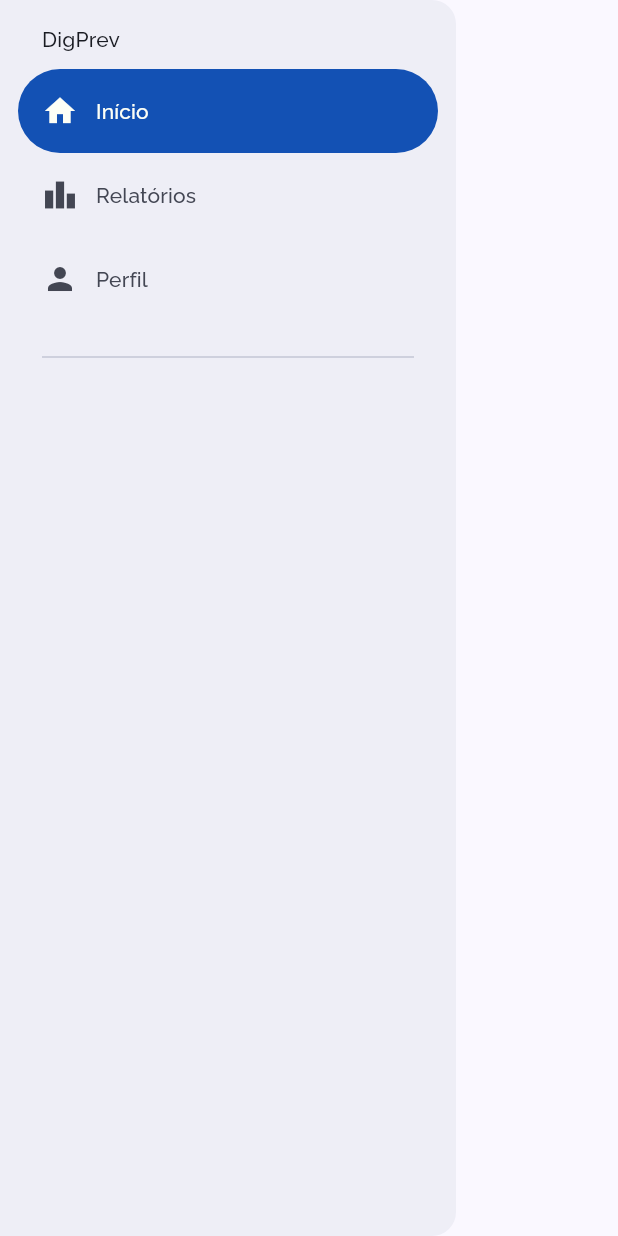
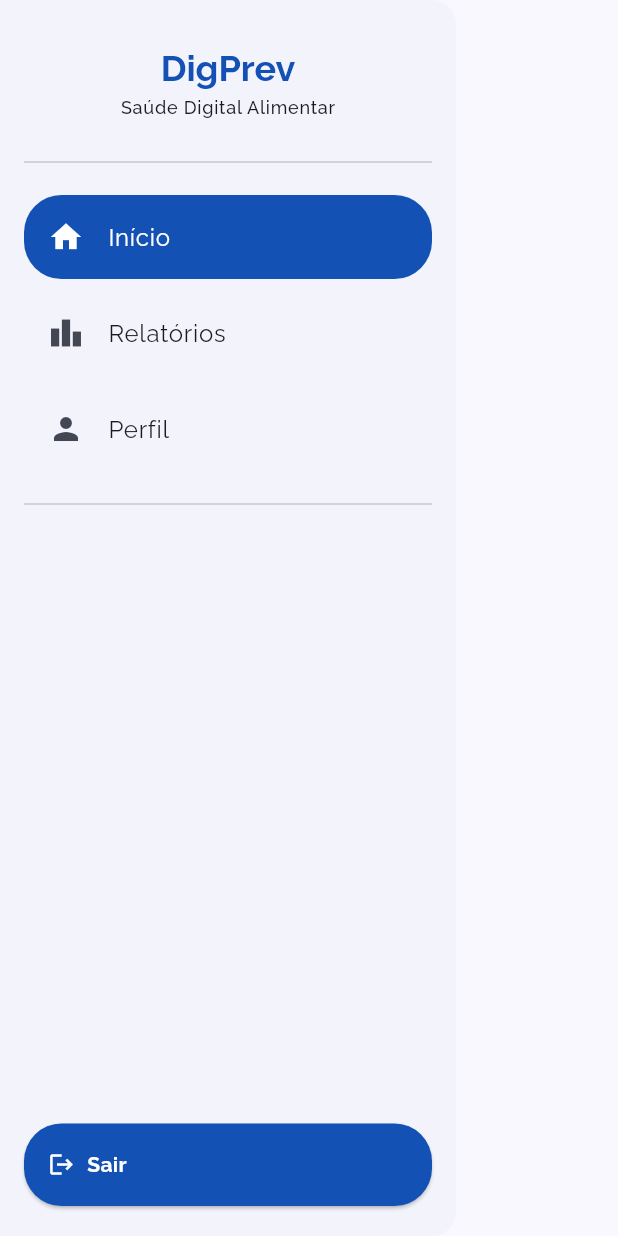
Before and after one commit to Pedro-jferreira/DigPrev, a Flutter app: the NavigationDrawerWidget widget shown alone on an empty page, opened directly with empty values, on a phone screen of 412 x 824 dp. Run offline on Flutter 3.47's test engine with Material 3 defaults, Android fonts, the phone set to English and light mode, and no system bars; our stand-ins replace cloud_firestore, firebase_auth, firebase_core, flutter_hooks, freezed_annotation, go_router and 3 more; missing offline and left inert: lucid_validation, result_command; accounts and stored records are empty; generated files the repository leaves out were written again.

Commit message:
:recycle: refactor (homePage)

```diff
--- a/lib/routing/pages/profile.dart
+++ b/lib/routing/pages/profile.dart
@@ -1,3 +1,4 @@
+import 'package:digprev_flutter/routing/routes.dart';
 import 'package:digprev_flutter/ui/core/widgets/dummy.dart';
 import 'package:flutter/material.dart';
 import 'package:go_router/go_router.dart';
@@ -5,7 +6,8 @@ import 'package:go_router/go_router.dart';
 class ProfileRoute extends GoRoute {
   ProfileRoute()
     : super(
-        path: '/profile',
+    name: AppRoutes.profile.name,
+        path: AppRoutes.profile.path,
         pageBuilder:
             (BuildContext context, GoRouterState state) =>
                 const MaterialPage<dynamic>(child: Dummy(title: 'profile')),
--- a/lib/routing/pages/report.dart
+++ b/lib/routing/pages/report.dart
@@ -1,3 +1,4 @@
+import 'package:digprev_flutter/routing/routes.dart';
 import 'package:digprev_flutter/ui/core/widgets/dummy.dart';
 import 'package:flutter/material.dart';
 import 'package:go_router/go_router.dart';
@@ -5,7 +6,8 @@ import 'package:go_router/go_router.dart';
 class PostsRoute extends GoRoute {
   PostsRoute()
     : super(
-        path: '/posts',
+    name: AppRoutes.report.name,
+        path: AppRoutes.report.path,
         pageBuilder:
             (BuildContext context, GoRouterState state) =>
                 const MaterialPage<dynamic>(child: Dummy(title: 'posts')),
--- a/lib/ui/core/theme/theme.dart
+++ b/lib/ui/core/theme/theme.dart
@@ -34,7 +34,7 @@ class MaterialTheme {
       scrim: Color(0xff000000),
       inverseSurface: Color(0xff2e3037),
       inversePrimary: Color(0xffb0c6ff),
-      primaryFixed: Color(0xffd9e2ff),
+      primaryFixed: Color(0xffffffff),
       onPrimaryFixed: Color(0xff001945),
       primaryFixedDim: Color(0xffb0c6ff),
       onPrimaryFixedVariant: Color(0xff00429c),
@@ -199,7 +199,7 @@ class MaterialTheme {
       scrim: Color(0xff000000),
       inverseSurface: Color(0xffe2e2eb),
       inversePrimary: Color(0xff225abd),
-      primaryFixed: Color(0xffd9e2ff),
+      primaryFixed: Color(0xffffffff),
       onPrimaryFixed: Color(0xff001945),
       primaryFixedDim: Color(0xffb0c6ff),
       onPrimaryFixedVariant: Color(0xff00429c),
--- a/lib/ui/home/widgets/navigateDrawerWidget.dart
+++ b/lib/ui/home/widgets/navigateDrawerWidget.dart
@@ -1,40 +1,88 @@
 import 'package:digprev_flutter/ui/home/widgets/appNavigationItem.dart';
+import 'package:digprev_flutter/ui/start_auth/logout/widgets/logoutWidget.dart';
 import 'package:flutter/material.dart';
 
 class NavigationDrawerWidget extends StatelessWidget {
-  final int selectedIndex;
-
   const NavigationDrawerWidget({
     required this.selectedIndex,
     required this.onDestinationSelected,
+
     super.key,
   });
 
+  final int selectedIndex;
   final Function(int) onDestinationSelected;
 
   @override
   Widget build(BuildContext context) {
-    return NavigationDrawer(
-      indicatorColor: Theme.of(context).colorScheme.primary,
-      backgroundColor: Theme.of(context).colorScheme.surfaceContainer,
-      surfaceTintColor:Theme.of(context).colorScheme.surface ,
-      onDestinationSelected: onDestinationSelected,
-      selectedIndex: selectedIndex,
+    final List<AppNavigationItem> destinations = getNavigationDestinations();
+    return Drawer(
+      elevation: 20.0,
+      child: Padding(
+        padding: const EdgeInsets.symmetric(horizontal: 16),
+        child: Column(
+          children: <Widget>[
+            Header(context),
+            Expanded(
+              child: ListView.builder(
+                itemCount: destinations.length + 1,
+                itemBuilder: (BuildContext context, int index) {
+                  if (index < destinations.length) {
+                    final AppNavigationItem destination = destinations[index];
+                    return Padding(
+                      padding: const EdgeInsets.symmetric(vertical: 4),
+                      // Padding entre os itens
+                      child: ListTile(
+                        shape: RoundedRectangleBorder(
+                          borderRadius: BorderRadius.circular(25),
+                        ),
+                        leading: Icon(destination.icon),
+                        title: Text(destination.label),
+                        onTap: () => onDestinationSelected(index),
+                        selected: selectedIndex == index,
+                        selectedColor:
+                            Theme.of(context).colorScheme.primaryFixed,
+                        selectedTileColor:
+                            Theme.of(context).colorScheme.primary,
+                      ),
+                    );
+                  } else
+                    return const Padding(
+                      padding: EdgeInsets.symmetric(vertical: 10),
+                      child: Divider(),
+                    );
+                },
+              ),
+            ),
+
+            LogoutWidget(onLogout: () {}, isExtended: true),
+            const SizedBox(height: 20),
+          ],
+        ),
+      ),
+    );
+  }
+
+  Widget Header(BuildContext context) {
+    return Column(
       children: <Widget>[
-        Padding(
-          padding: const EdgeInsets.fromLTRB(28, 16, 16, 10),
-          child: Text('DigPrev', style: Theme.of(context).textTheme.titleSmall),
+        const SizedBox(height: 30),
+        Text(
+          'DigPrev',
+          style: Theme.of(context).textTheme.titleLarge?.copyWith(
+            fontWeight: FontWeight.w700,
+            fontSize: 24,
+            color: Theme.of(context).colorScheme.primary,
+          ),
         ),
-        ...getNavigationDestinations().map((
-          AppNavigationItem destination,
-        ) {
-          return NavigationDrawerDestination(
-            label: Text(destination.label),
-            icon: Icon(destination.icon),
-          );
-        }),
+        const SizedBox(height: 4),
+        Text(
+          'Saúde Digital Alimentar', // Substitua com seu subtítulo
+          style: Theme.of(context).textTheme.labelMedium,
+        ),
+        const SizedBox(height: 10),
         const Padding(
-          padding: EdgeInsets.fromLTRB(28, 16, 28, 10),
+          padding: EdgeInsets.symmetric(vertical: 10),
           child: Divider(),
         ),
       ],
--- /dev/null
+++ b/lib/ui/start_auth/logout/widgets/logoutWidget.dart
@@ -0,0 +1,54 @@
+import 'package:flutter/material.dart';
+
+class LogoutWidget extends StatelessWidget {
+  final VoidCallback onLogout;
+  final bool isExtended;
+
+  const LogoutWidget({
+    required this.onLogout,
+    required this.isExtended,
+    Key? key,
+  }) : super(key: key);
+
+  @override
+  Widget build(BuildContext context) {
+    return LayoutBuilder(
+      builder: (BuildContext context, BoxConstraints constraints) {
+        return ElevatedButton(
+          onPressed: onLogout,
+          style: ElevatedButton.styleFrom(
+            backgroundColor: Theme.of(context).colorScheme.primary,
+            foregroundColor: Theme.of(context).colorScheme.primaryFixed,
+            padding: isExtended
+                ? const EdgeInsets.symmetric(vertical: 12, horizontal: 16)
+                : EdgeInsets.zero,
+            shape: RoundedRectangleBorder(
+              borderRadius: BorderRadius.circular(25),
+            ),
+            minimumSize: isExtended ? const Size(56, 55) : const Size(60, 40),
+          ),
+          child: Row(
+            mainAxisAlignment:
+            isExtended ? MainAxisAlignment.start : MainAxisAlignment.center,
+            children: <Widget>[
+              Icon(
+                Icons.logout,
+                color: Theme.of(context).colorScheme.primaryFixed,
+              ),
+              if (isExtended) ...<Widget>[
+                const SizedBox(width: 8),
+                Text(
+                  'Sair',
+                  style: Theme.of(context).textTheme.bodyMedium?.copyWith(
+                    color: Theme.of(context).colorScheme.primaryFixed,
+                    fontWeight: FontWeight.bold,
+                  ),
+                ),
+              ],
+            ],
+          ),
+        );
+      },
+    );
+  }
+}
```
Also changed, not shown: lib/routing/routes.dart (+10 -5 lines), lib/ui/home/viewModels/homeViewModel.dart (+22 -15 lines), lib/ui/home/widgets/homePageWidget.dart (+17 -17 lines), lib/ui/home/widgets/navigationRailWidget.dart (+18 -22 lines), lib/ui/home/widgets/pageNavigation/navigatorContainerWithPageView.dart (+41 -23 lines), lib/utils/layoutHelper.dart (added, +29 -0 lines), 1 other file.
